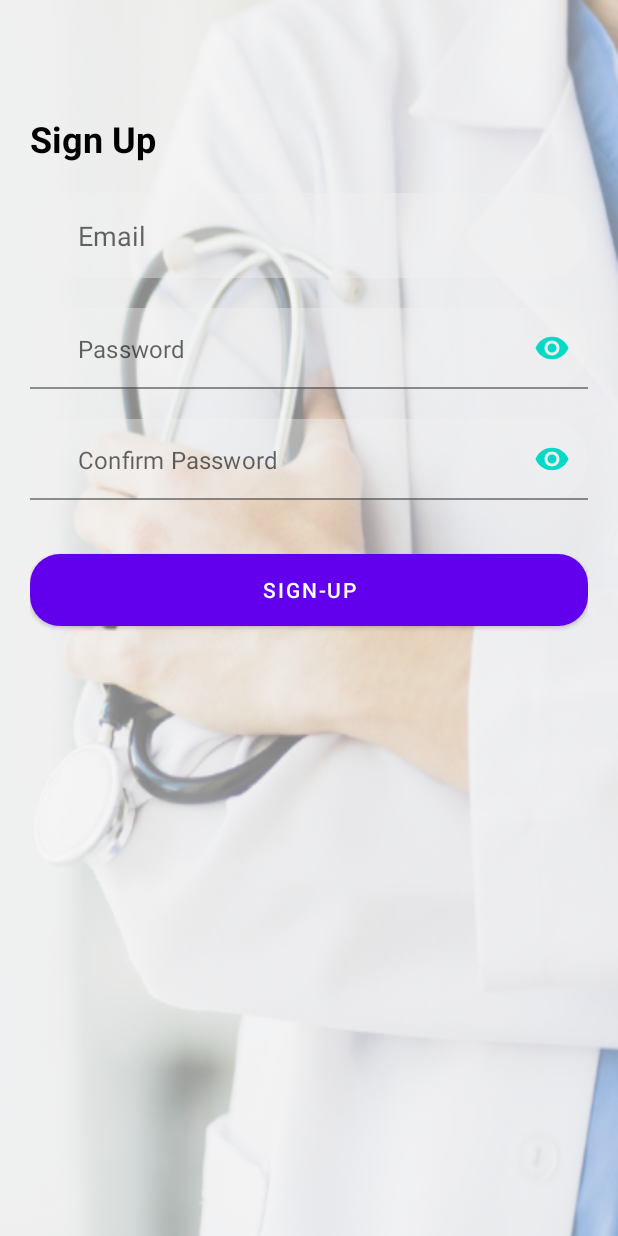
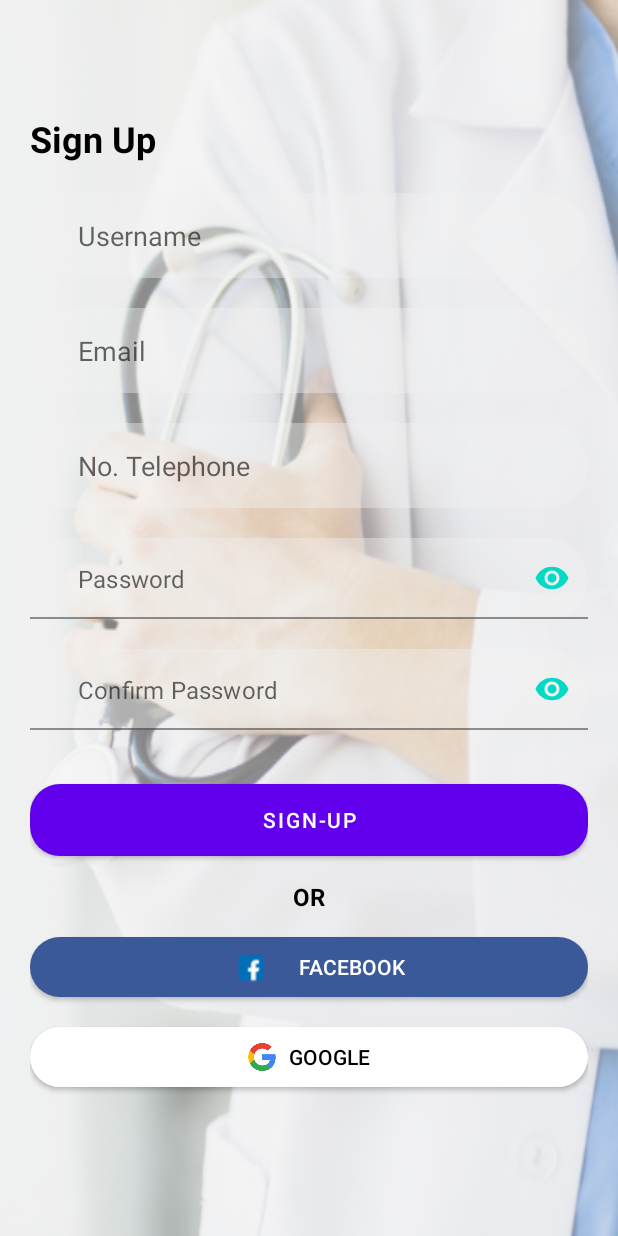
Before and after one commit to dikdikalihsan/rsudalihsanmobile.github.io, an Android app: the layout activity_sign_up.xml on its own in the app's theme, with its tools: preview values and no code run, on a phone screen of 412 x 824 dp. Run offline under Robolectric (Android 15) with nearby library versions, the phone set to English and light mode, and no system bars.

Commit message:
edit sign up

```diff
--- a/app/src/main/res/layout/activity_sign_up.xml
+++ b/app/src/main/res/layout/activity_sign_up.xml
@@ -45,12 +45,40 @@
                 android:layout_marginBottom="20dp"/>
 
             <EditText
+                android:id="@+id/etUsername"
+                android:layout_width="match_parent"
+                android:layout_height="wrap_content"
+                android:background="@drawable/bg_edit_text"
+                android:hint="Username"
+                android:inputType="textPersonName"
+                android:paddingStart="32dp"
+                android:paddingTop="16dp"
+                android:paddingBottom="16dp"
+                android:paddingEnd="16dp"
+                android:layout_marginBottom="20dp"
+                />
+
+            <EditText
                 android:id="@+id/etEmailSignUp"
                 android:layout_width="match_parent"
                 android:layout_height="wrap_content"
                 android:background="@drawable/bg_edit_text"
                 android:hint="Email"
                 android:inputType="textWebEmailAddress"
+                android:paddingStart="32dp"
+                android:paddingTop="16dp"
+                android:paddingBottom="16dp"
+                android:paddingEnd="16dp"
+                android:layout_marginBottom="20dp"
+                />
+
+            <EditText
+                android:id="@+id/etNoTelephone"
+                android:layout_width="match_parent"
+                android:layout_height="wrap_content"
+                android:background="@drawable/bg_edit_text"
+                android:hint="No. Telephone"
+                android:inputType="number"
                 android:paddingStart="32dp"
                 android:paddingTop="16dp"
                 android:paddingBottom="16dp"
@@ -104,15 +132,100 @@
 
             </com.google.android.material.textfield.TextInputLayout>
 
+
+
             <Button
                 android:id="@+id/btnSignUp"
                 android:layout_width="match_parent"
                 android:layout_height="wrap_content"
                 android:background="@drawable/bg_btn_primary"
                 android:text="Sign-Up"
-                android:textColor="@color/white"/>
+                android:textColor="@color/white"
+                />
+
+            <TextView
+                android:layout_width="wrap_content"
+                android:layout_height="wrap_content"
+                android:text="OR"
+                android:textColor="@color/black"
+                android:textStyle="bold"
+                android:layout_gravity="center_horizontal"
+                android:layout_marginTop="16dp"
+                android:layout_marginBottom="16dp"
+                android:textSize="16sp"/>
+
+            <FrameLayout
+                android:id="@+id/btnFacebookSignIn"
+                android:layout_width="match_parent"
+                android:layout_height="40dp"
+                android:background="@drawable/bg_btn_facebook"
+                android:layout_marginBottom="20dp"
+                android:elevation="2dp">
+
+                <LinearLayout
+                    android:layout_width="wrap_content"
+                    android:layout_height="wrap_content"
+                    android:orientation="horizontal"
+                    android:gravity="center"
+                    android:layout_gravity="center">
+
+                    <ImageView
+                        android:layout_width="wrap_content"
+                        android:layout_height="wrap_content"
+                        android:src="@drawable/ic_facebook"
+                        android:layout_marginEnd="8dp"/>
+                    <TextView
+                        android:layout_width="wrap_content"
+                        android:layout_height="wrap_content"
+                        android:text="Facebook"
+                        android:textSize="14sp"
+                        android:textColor="@color/white"
+                        android:textAllCaps="true"
+                        android:fontFamily="sans-serif-medium"/>
+
+                </LinearLayout>
+
+            </FrameLayout>
+
+            <FrameLayout
+                android:id="@+id/btnGoogleSignIn"
+                android:layout_width="match_parent"
+                android:layout_height="40dp"
+                android:background="@drawable/bg_btn_google"
+                android:layout_marginBottom="20dp"
+                android:elevation="2dp">
+
+                <LinearLayout
+                    android:layout_width="wrap_content"
+                    android:layout_height="wrap_content"
+                    android:orientation="horizontal"
+                    android:gravity="center"
+                    android:layout_gravity="center">
+
+                    <ImageView
+                        android:layout_width="wrap_content"
+                        android:layout_height="20dp"
+                        android:src="@drawable/ic_google"
+                        android:adjustViewBounds="true"
+                        android:layout_marginEnd="8dp">
+                    </ImageView>
+
+                    <TextView
+                        android:layout_width="wrap_content"
+                        android:layout_height="wrap_content"
+                        android:text="Google"
+                        android:textSize="14sp"
+                        android:textColor="@color/black"
+                        android:textAllCaps="true"
+                        android:fontFamily="sans-serif-medium"/>
+
+                </LinearLayout>
+
+            </FrameLayout>
 
         </LinearLayout>
+
+
     </ScrollView>
 
 
```
